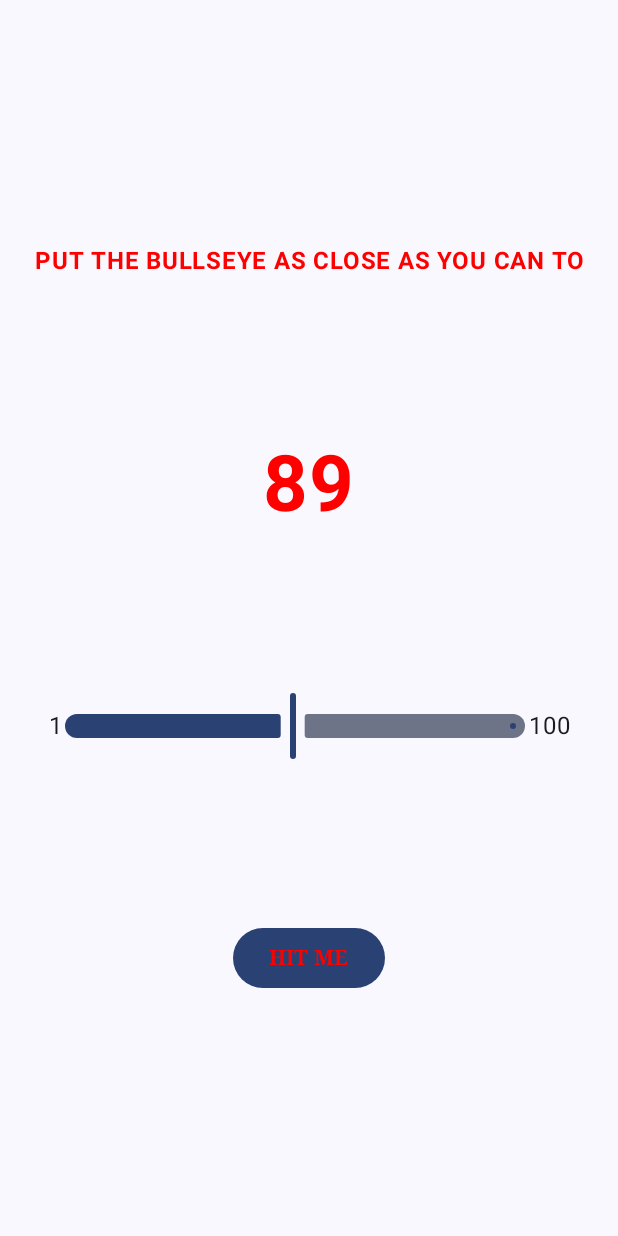
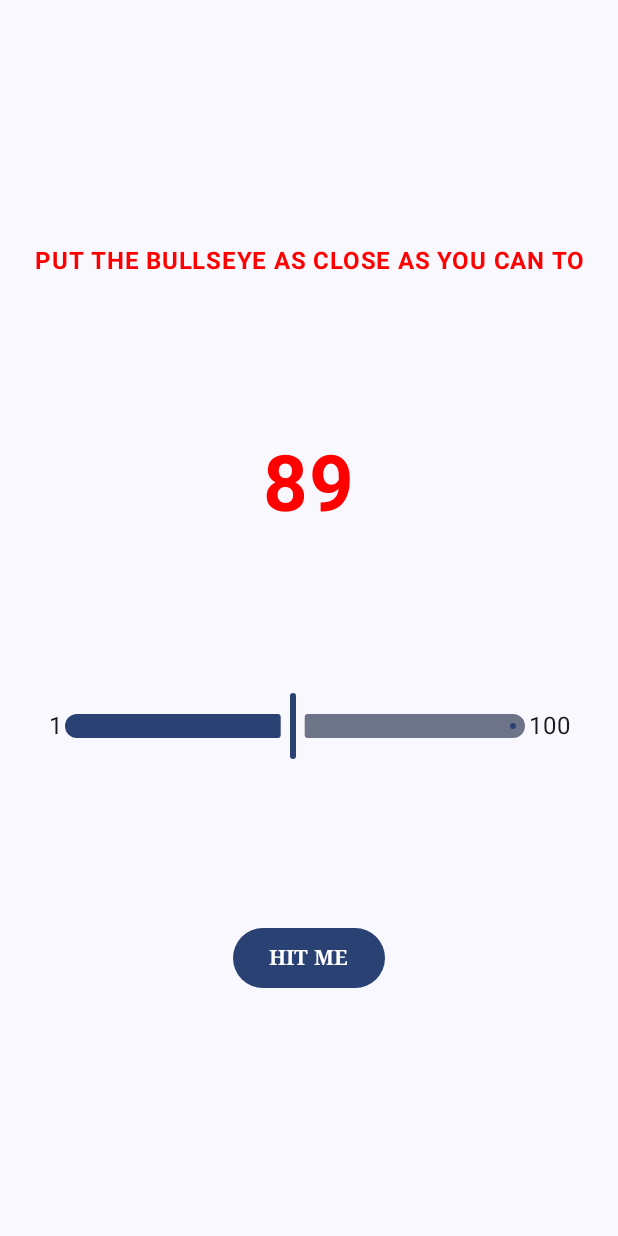
Before and after one commit to VolkPack/KoBullseye, an Android app built with Jetpack Compose: the screen it shows after launch (MainActivity), on a phone screen of 412 x 824 dp. Run offline under Robolectric (Android 15) with nearby library versions, the phone set to English and light mode, and no system bars.

Commit message:
color change

```diff
--- a/app/src/main/java/com/volks/kobullseye/GameScreen.kt
+++ b/app/src/main/java/com/volks/kobullseye/GameScreen.kt
@@ -1,6 +1,7 @@
 package com.volks.kobullseye
 
 import android.graphics.drawable.GradientDrawable.Orientation
+import android.provider.CalendarContract.Colors
 import androidx.compose.foundation.layout.Arrangement
 import androidx.compose.foundation.layout.Column
 import androidx.compose.foundation.layout.Row
@@ -69,7 +70,7 @@ fun GameScreen(){
             Button(onClick = { /*TODO*/ }) {
                 Text(
                     text = stringResource(R.string.hit_me_button_text),
-                    color = Color.Red,
+                    color = Color.White,
                     fontWeight = FontWeight.Bold,
                     fontFamily = FontFamily.Serif
                 )
```
